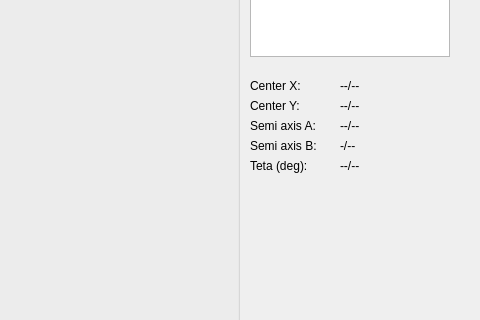
This is pupil_markup.ui in iolkhovsky/eye_tracker as Qt 5 draws it before an edit; both pictures show x 320 to 800 and y 263 to 583 of the 800 by 680 pixel window. The edited form follows.
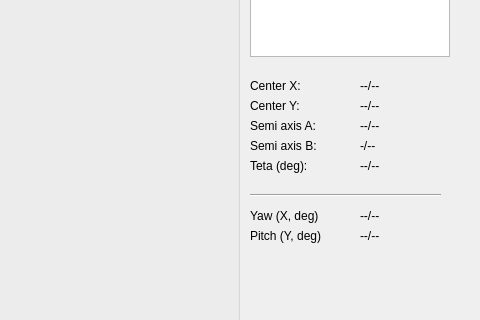
This is the edited form.

Commit message: Pupil pose estimator draft

Patch:
```diff
--- a/pupil_markup.ui
+++ b/pupil_markup.ui
@@ -208,7 +208,7 @@
   <widget class="QLabel" name="label_center_x">
    <property name="geometry">
     <rect>
-     <x>660</x>
+     <x>680</x>
      <y>340</y>
      <width>67</width>
      <height>17</height>
@@ -221,7 +221,7 @@
   <widget class="QLabel" name="label_center_y">
    <property name="geometry">
     <rect>
-     <x>660</x>
+     <x>680</x>
      <y>360</y>
      <width>67</width>
      <height>17</height>
@@ -234,7 +234,7 @@
   <widget class="QLabel" name="label_semi_a">
    <property name="geometry">
     <rect>
-     <x>660</x>
+     <x>680</x>
      <y>380</y>
      <width>91</width>
      <height>17</height>
@@ -247,7 +247,7 @@
   <widget class="QLabel" name="label_semi_b">
    <property name="geometry">
     <rect>
-     <x>660</x>
+     <x>680</x>
      <y>400</y>
      <width>91</width>
      <height>17</height>
@@ -260,7 +260,7 @@
   <widget class="QLabel" name="label_teta">
    <property name="geometry">
     <rect>
-     <x>660</x>
+     <x>680</x>
      <y>420</y>
      <width>91</width>
      <height>17</height>
@@ -270,6 +270,71 @@
     <string>--/--</string>
    </property>
   </widget>
+  <widget class="Line" name="line">
+   <property name="geometry">
+    <rect>
+     <x>570</x>
+     <y>450</y>
+     <width>191</width>
+     <height>16</height>
+    </rect>
+   </property>
+   <property name="orientation">
+    <enum>Qt::Horizontal</enum>
+   </property>
+  </widget>
+  <widget class="QLabel" name="label_yaw">
+   <property name="geometry">
+    <rect>
+     <x>680</x>
+     <y>470</y>
+     <width>67</width>
+     <height>17</height>
+    </rect>
+   </property>
+   <property name="text">
+    <string>--/--</string>
+   </property>
+  </widget>
+  <widget class="QLabel" name="label_pitch">
+   <property name="geometry">
+    <rect>
+     <x>680</x>
+     <y>490</y>
+     <width>67</width>
+     <height>17</height>
+    </rect>
+   </property>
+   <property name="text">
+    <string>--/--</string>
+   </property>
+  </widget>
+  <widget class="QLabel" name="label_pitch_text">
+   <property name="geometry">
+    <rect>
+     <x>570</x>
+     <y>490</y>
+     <width>101</width>
+     <height>17</height>
+    </rect>
+   </property>
+   <property name="text">
+    <string>Pitch (Y, deg)</string>
+   </property>
+  </widget>
+  <widget class="QLabel" name="label_yaw_text">
+   <property name="geometry">
+    <rect>
+     <x>570</x>
+     <y>470</y>
+     <width>91</width>
+     <height>17</height>
+    </rect>
+   </property>
+   <property name="text">
+    <string>Yaw (X, deg)</string>
+   </property>
+  </widget>
  </widget>
  <resources/>
  <connections/>
```
The commit also changes 3 other files.
